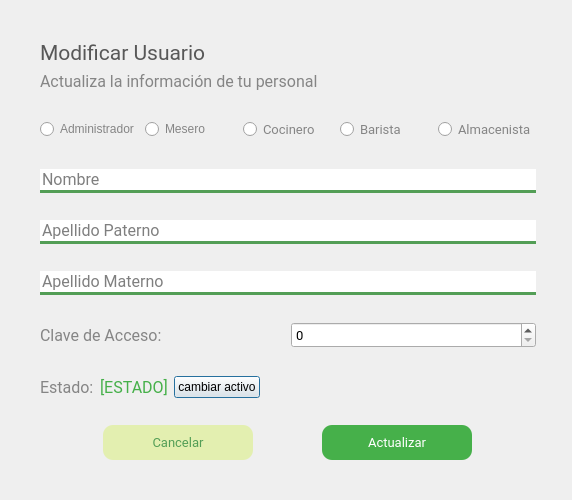
The window that El-Patio/administrador/admin_modificar_usuario.ui (MrDanielG/IHC-ElPatio) describes before a commit, drawn with Qt 5.
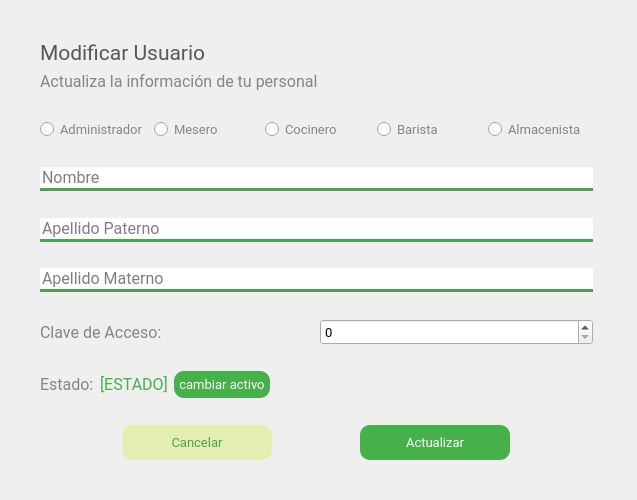
The same window after the commit.

Commit message: Admin ESTABLE

```diff
--- a/El-Patio/administrador/admin_modificar_usuario.ui
+++ b/El-Patio/administrador/admin_modificar_usuario.ui
@@ -6,7 +6,7 @@
    <rect>
     <x>0</x>
     <y>0</y>
-    <width>572</width>
+    <width>637</width>
     <height>500</height>
    </rect>
   </property>
@@ -18,7 +18,7 @@
     <rect>
      <x>40</x>
      <y>40</y>
-     <width>496</width>
+     <width>553</width>
      <height>420</height>
     </rect>
    </property>
@@ -77,6 +77,12 @@
      <layout class="QHBoxLayout" name="horizontalLayout_2">
       <item>
        <widget class="QRadioButton" name="rbAdministrador">
+        <property name="font">
+         <font>
+          <family>Roboto</family>
+          <pointsize>10</pointsize>
+         </font>
+        </property>
         <property name="styleSheet">
          <string notr="true">color: rgb(133, 133, 133);
 </string>
@@ -88,6 +94,12 @@
       </item>
       <item>
        <widget class="QRadioButton" name="rbMesero">
+        <property name="font">
+         <font>
+          <family>Roboto</family>
+          <pointsize>10</pointsize>
+         </font>
+        </property>
         <property name="styleSheet">
          <string notr="true">color: rgb(133, 133, 133);
 </string>
@@ -337,8 +349,31 @@
       </item>
       <item>
        <widget class="QPushButton" name="btnCambiarEstado">
+        <property name="font">
+         <font>
+          <family>Roboto</family>
+          <pointsize>10</pointsize>
+         </font>
+        </property>
         <property name="styleSheet">
-         <string notr="true"/>
+         <string notr="true">*{
+	color: white;
+	border-radius: 10px;
+	background-color: #46B04A;
+	border: none;
+	padding: 5px;
+}
+
+:hover{
+	background-color: white;
+	border: 1px solid #46B04A;
+	color: #46B04A;
+}
+
+:disabled {
+	background-color: rgb(133, 133, 133);
+	color: white;
+}</string>
         </property>
         <property name="text">
          <string>cambiar activo</string>
```
The commit also changes 1 other file.
